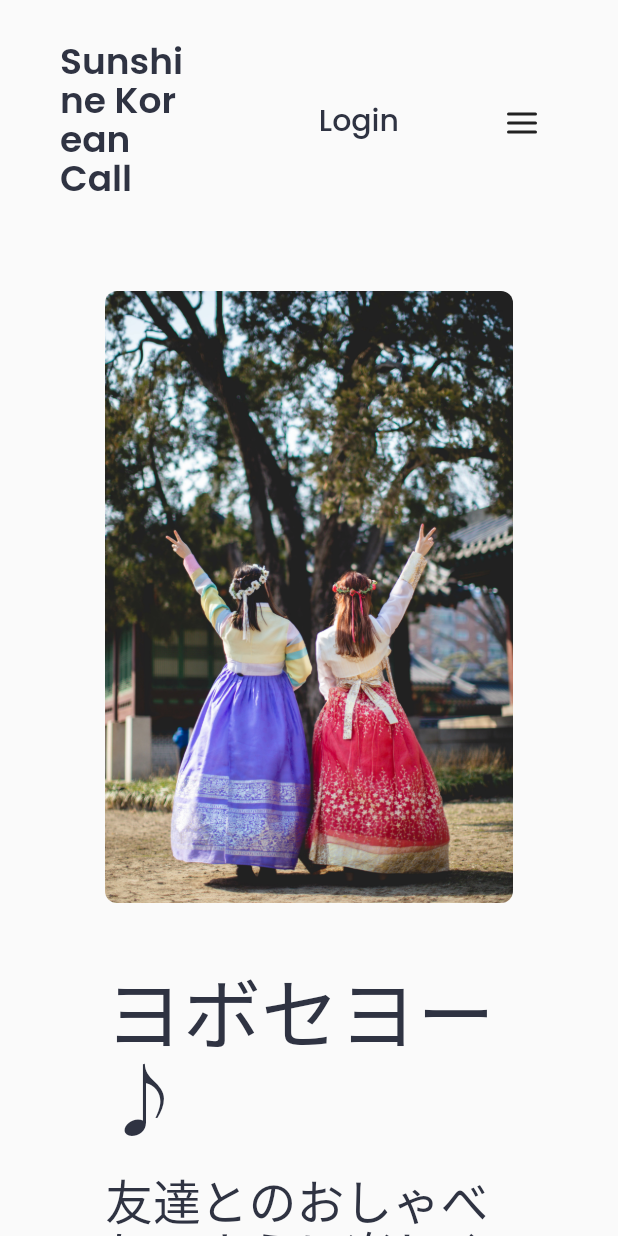
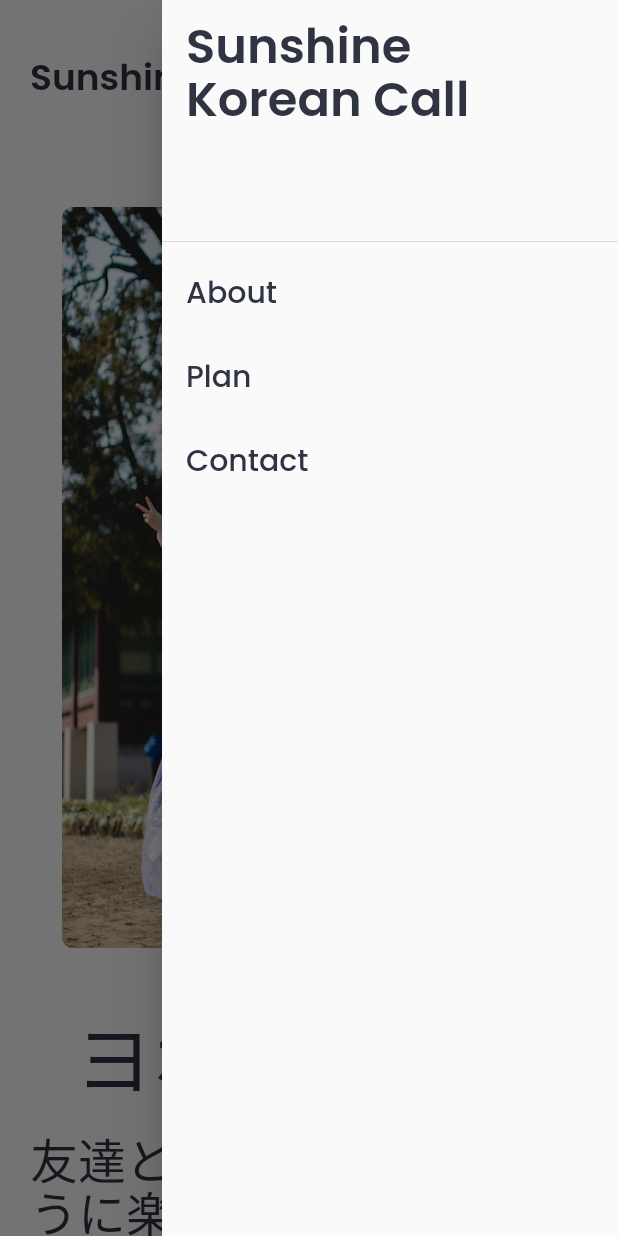
Before and after one commit to shinytruth/sunshine, a Flutter app: the screen it shows after launch, after a tap on an icon or button, on a phone screen of 412 x 824 dp. Run offline on Flutter 3.47's test engine with Material 2 defaults, Android fonts, the phone set to English and light mode, and no system bars; our stand-ins replace firebase_core, flutter_feather_icons, stacked_services, url_strategy; accounts and stored records are empty; Roboto replaces fonts that are missing (Mochiy Pop One).

Commit message:
Add Drawer, reduce image

```diff
--- a/lib/common/constant.dart
+++ b/lib/common/constant.dart
@@ -1,3 +1,4 @@
 /// constant.dart, mjbae@joara.com
 
-const SCREEN_THRESHOLD = 850.0;
+const SCREEN_THRESHOLD = 700.0;
+const horizontalPadding = 20.0;
--- /dev/null
+++ b/lib/common/image/round_asset_image.dart
@@ -0,0 +1,17 @@
+import 'package:flutter/material.dart';
+
+class RoundAssetImage extends StatelessWidget {
+  final String fileName;
+  final BorderRadius? radius;
+
+  const RoundAssetImage({Key? key, required this.fileName, this.radius})
+      : super(key: key);
+
+  @override
+  Widget build(BuildContext context) {
+    return ClipRRect(
+      borderRadius: radius ?? BorderRadius.circular(8),
+      child: Image.asset('assets/images/main-page/$fileName.jpeg'),
+    );
+  }
+}
--- a/lib/screen/home_screen.dart
+++ b/lib/screen/home_screen.dart
@@ -1,8 +1,8 @@
 import 'package:flutter/material.dart';
-import 'package:flutter_feather_icons/flutter_feather_icons.dart';
 import 'package:sunshine/common/constant.dart';
+import 'package:sunshine/common/image/round_asset_image.dart';
 import 'package:sunshine/common/theme.dart';
-import 'package:sunshine/widget/layout/margin_center_align.dart';
+import 'package:sunshine/widget/appbar/main_appbar.dart';
 import 'package:sunshine/widget/layout/responsive_container.dart';
 
 class HomesScreen extends StatefulWidget {
@@ -16,30 +16,83 @@ class _HomesScreenState extends State<HomesScreen> {
   @override
   Widget build(BuildContext context) {
     double screenWidth = MediaQuery.of(context).size.width;
-    var isNarrow = false;
-    if (screenWidth < SCREEN_THRESHOLD) {
-      isNarrow = true;
-    }
     return Scaffold(
+      endDrawer: _buildEndDrawer(),
       body: ListView(
         children: [
-          _buildAppbar(isNarrow),
+          MainAppBar(),
           _buildFirstSection(screenWidth),
           _buildPlanSection(screenWidth),
-          const SizedBox(height: 100),
-          Column(
+          _buildSecondSection()
+        ],
+      ),
+    );
+  }
+
+  Drawer _buildEndDrawer() {
+    return Drawer(
+      child: ListView(
+        padding: EdgeInsets.zero,
         children: [
-              Image.asset(
-                'assets/images/main-page/hanok.jpeg',
-                fit: BoxFit.fitWidth,
+          DrawerHeader(
+            child: Text("Sunshine Korean Call",
+                style: CustomTextTheme.poppinsSemiBold),
+          ),
+          ListTile(
+            title: Text(
+              'About',
+              style: CustomTextTheme.poppinsMedium,
+            ),
+            onTap: () {},
+          ),
+          ListTile(
+            title: Text(
+              'Plan',
+              style: CustomTextTheme.poppinsMedium,
+            ),
+            onTap: () {},
+          ),
+          ListTile(
+            title: Text(
+              'Contact',
+              style: CustomTextTheme.poppinsMedium,
+            ),
+            onTap: () {},
+          ),
+        ],
+      ),
+    );
+  }
+
+  Widget _buildSecondSection() {
+    var bannerMsg = "お家で気楽に電話しながら韓国語の会話力UP！";
+    return Container(
+      padding: const EdgeInsets.symmetric(vertical: 50.0),
+      child: ResponsiveContainer(
+        wide: Column(
+          children: [
+            const RoundAssetImage(
+              fileName: 'hanok',
             ),
             const SizedBox(height: 200),
-              Text("お家で気楽に電話しながら韓国語の会話力UP！",
-                  style: CustomTextTheme.mochiPopOneHuge),
+            Text(bannerMsg, style: CustomTextTheme.mochiPopOneHuge),
             const SizedBox(height: 200),
           ],
-          )
+        ),
+        narrow: Column(
+          children: [
+            const RoundAssetImage(
+              radius: BorderRadius.zero,
+              fileName: 'hanok',
+            ),
+            const SizedBox(height: 200),
+            Padding(
+                padding:
+                    const EdgeInsets.symmetric(horizontal: horizontalPadding),
+                child: Text(bannerMsg, style: CustomTextTheme.mochiPopOneHuge)),
+            const SizedBox(height: 200),
           ],
+        ),
       ),
     );
   }
@@ -57,7 +110,8 @@ class _HomesScreenState extends State<HomesScreen> {
     const mediumPadding = SizedBox(height: 50);
     const smallPadding = SizedBox(height: 30);
     return Container(
-        padding: const EdgeInsets.symmetric(vertical: 30.0, horizontal: 70.0),
+        padding: const EdgeInsets.symmetric(
+            vertical: 30.0, horizontal: horizontalPadding),
         child: ResponsiveContainer(
           narrow: Column(children: [
             Text(subMsg1, style: CustomTextTheme.mplus1RegularLarge),
@@ -74,6 +128,7 @@ class _HomesScreenState extends State<HomesScreen> {
             _buildPlanCard(screenWidth, "valorant", planTitleC, planDescC, .9),
           ]),
           wide: Row(
+            mainAxisAlignment: MainAxisAlignment.center,
             children: [
               SizedBox(
                 width: (screenWidth * .3),
@@ -88,18 +143,14 @@ class _HomesScreenState extends State<HomesScreen> {
                   ],
                 ),
               ),
-              Expanded(
+              Flexible(
                 child: Column(
                   children: [
-                    Row(
-                      mainAxisAlignment: MainAxisAlignment.spaceEvenly,
-                      children: [
-                        _buildPlanCard(screenWidth, "conversation", planTitleA,
-                            planDescA, .2),
+                    _buildPlanCard(
+                        screenWidth, "conversation", planTitleA, planDescA, .2),
+                    smallPadding,
                     _buildPlanCard(
                         screenWidth, "traffic", planTitleB, planDescB, .2),
-                      ],
-                    ),
                     smallPadding,
                     _buildPlanCard(
                         screenWidth, "valorant", planTitleC, planDescC, .2),
@@ -117,7 +168,7 @@ class _HomesScreenState extends State<HomesScreen> {
       width: (screenWidth * ratio),
       child: Column(
         children: [
-          _buildClipRRect(imageName),
+          RoundAssetImage(fileName: imageName),
           const SizedBox(height: 15),
           Text(title, style: CustomTextTheme.mplus1Regular),
           const SizedBox(height: 15),
@@ -134,10 +185,15 @@ class _HomesScreenState extends State<HomesScreen> {
     var subMsg2 =
         "実際に韓国人とおしゃべりしたーい！と思ってませんか\n\n友達とのおしゃべりのように楽しく始まる韓国語会話\n\n日常の話、自分が好きな主題からビジネスで役立つ表現まで選択できます！";
     return Container(
-        padding: const EdgeInsets.symmetric(vertical: 30.0, horizontal: 70.0),
+        padding: const EdgeInsets.symmetric(
+            vertical: 30.0, horizontal: horizontalPadding),
         child: ResponsiveContainer(
           narrow: Column(children: [
-            SizedBox(width: (screenWidth * .8), child: buildHanbokImage),
+            SizedBox(
+                width: (screenWidth * .8),
+                child: const RoundAssetImage(
+                  fileName: 'hanbok',
+                )),
             const SizedBox(height: 50),
             Column(
               crossAxisAlignment: CrossAxisAlignment.center,
@@ -146,7 +202,9 @@ class _HomesScreenState extends State<HomesScreen> {
                 const SizedBox(height: 20),
                 Text(mainMsg2, style: CustomTextTheme.mochiPopOne),
                 const SizedBox(height: 100),
-                callingWomanImage,
+                const RoundAssetImage(
+                  fileName: 'calling_woman',
+                ),
                 const SizedBox(height: 50),
                 Text(subMsg1, style: CustomTextTheme.mplus1Regular),
                 const SizedBox(height: 30),
@@ -158,7 +216,11 @@ class _HomesScreenState extends State<HomesScreen> {
             children: [
               Column(
                 children: [
-                  SizedBox(width: (screenWidth / 3.2), child: buildHanbokImage),
+                  SizedBox(
+                      width: (screenWidth / 3.2),
+                      child: const RoundAssetImage(
+                        fileName: 'hanbok',
+                      )),
                   const SizedBox(height: 200),
                 ],
               ),
@@ -174,7 +236,10 @@ class _HomesScreenState extends State<HomesScreen> {
                     Row(
                       children: [
                         SizedBox(
-                            width: (screenWidth / 6), child: callingWomanImage),
+                            width: (screenWidth / 6),
+                            child: const RoundAssetImage(
+                              fileName: 'calling_woman',
+                            )),
                         const SizedBox(width: 50),
                         Expanded(
                           child: Column(
@@ -197,67 +262,4 @@ class _HomesScreenState extends State<HomesScreen> {
           ),
         ));
   }
-
-  MarginCenterAlign _buildAppbar(bool isNarrow) {
-    return MarginCenterAlign(
-      color: Colors.transparent,
-      child: Container(
-        padding: const EdgeInsets.symmetric(vertical: 30),
-        child: Row(
-          children: [
-            Flexible(
-              child: Text("Sunshine Korean Call",
-                  style: isNarrow
-                      ? CustomTextTheme.poppinsSemiBoldSmaller
-                      : CustomTextTheme.poppinsSemiBold),
-            ),
-            if (!isNarrow)
-              Expanded(
-                child: Row(
-                  children: [
-                    const SizedBox(width: 50),
-                    TextButton(
-                        onPressed: () {},
-                        child: Text("About",
-                            style: CustomTextTheme.poppinsMedium)),
-                    TextButton(
-                        onPressed: () {},
-                        child:
-                            Text("Plan", style: CustomTextTheme.poppinsMedium)),
-                    TextButton(
-                        onPressed: () {},
-                        child: Text("Contact",
-                            style: CustomTextTheme.poppinsMedium)),
-                  ],
-                ),
-              ),
-            const Spacer(),
-            TextButton(
-                onPressed: () {},
-                child: Text("Login", style: CustomTextTheme.poppinsMedium)),
-            if (isNarrow)
-              Row(
-                mainAxisSize: MainAxisSize.min,
-                children: [
-                  const SizedBox(width: 50),
-                  IconButton(
-                      onPressed: () {}, icon: const Icon(FeatherIcons.menu)),
-                ],
-              ),
-          ],
-        ),
-      ),
-    );
 }
-
-  ClipRRect get buildHanbokImage => _buildClipRRect('hanbok');
-
-  ClipRRect get callingWomanImage => _buildClipRRect('calling_woman');
-
-  ClipRRect _buildClipRRect(name) {
-    return ClipRRect(
-      borderRadius: BorderRadius.circular(8),
-      child: Image.asset('assets/images/main-page/${name}.jpeg'),
-    );
-  }
-}
--- /dev/null
+++ b/lib/widget/appbar/main_appbar.dart
@@ -0,0 +1,69 @@
+import 'package:flutter/material.dart';
+import 'package:flutter_feather_icons/flutter_feather_icons.dart';
+import 'package:sunshine/common/constant.dart';
+import 'package:sunshine/common/theme.dart';
+import 'package:sunshine/widget/layout/responsive_container.dart';
+
+class MainAppBar extends StatelessWidget {
+  const MainAppBar({Key? key}) : super(key: key);
+
+  @override
+  Widget build(BuildContext context) {
+    double screenWidth = MediaQuery.of(context).size.width;
+    var isNarrow = false;
+    if (screenWidth < SCREEN_THRESHOLD) {
+      isNarrow = true;
+    }
+    return Container(
+      padding: const EdgeInsets.symmetric(
+          vertical: 30, horizontal: horizontalPadding),
+      child: ResponsiveContainer(
+        narrow: Row(
+          children: [
+            Text("Sunshine Korean Call",
+                style: isNarrow
+                    ? CustomTextTheme.poppinsSemiBoldSmaller
+                    : CustomTextTheme.poppinsSemiBold),
+            const Spacer(),
+            IconButton(
+                onPressed: () {
+                  Scaffold.of(context).openEndDrawer();
+                },
+                icon: const Icon(FeatherIcons.menu)),
+          ],
+        ),
+        wide: Row(
+          children: [
+            Text("Sunshine Korean Call",
+                style: isNarrow
+                    ? CustomTextTheme.poppinsSemiBoldSmaller
+                    : CustomTextTheme.poppinsSemiBold),
+            Expanded(
+              child: Row(
+                children: [
+                  const SizedBox(width: 50),
+                  TextButton(
+                      onPressed: () {},
+                      child:
+                          Text("About", style: CustomTextTheme.poppinsMedium)),
+                  TextButton(
+                      onPressed: () {},
+                      child:
+                          Text("Plan", style: CustomTextTheme.poppinsMedium)),
+                  TextButton(
+                      onPressed: () {},
+                      child: Text("Contact",
+                          style: CustomTextTheme.poppinsMedium)),
+                ],
+              ),
+            ),
+            const Spacer(),
+            TextButton(
+                onPressed: () {},
+                child: Text("Login", style: CustomTextTheme.poppinsMedium)),
+          ],
+        ),
+      ),
+    );
+  }
+}
--- a/lib/widget/layout/margin_center_align.dart
+++ b/lib/widget/layout/margin_center_align.dart
@@ -1,4 +1,5 @@
 import 'package:flutter/material.dart';
+import 'package:sunshine/common/constant.dart';
 
 class MarginCenterAlign extends StatelessWidget {
   final Widget child;
@@ -21,15 +22,13 @@ class MarginCenterAlign extends StatelessWidget {
   @override
   Widget build(BuildContext context) {
     return LayoutBuilder(builder: (context, constraint) {
-      // bool isNarrow = constraint.maxWidth < MAX_SCREEN_WIDTH;
-      // var maxScreenWidth = isNarrow ? constraint.maxWidth : MAX_SCREEN_WIDTH;
-      // maxScreenWidth = maxScreenWidth - horizontalPadding * 2;
-      var maxScreenWidth = constraint.maxWidth - horizontalPadding * 2;
-      var maxWidth2 = width ?? maxScreenWidth;
+      bool isNarrow = constraint.maxWidth < SCREEN_THRESHOLD;
+      var maxScreenWidth = isNarrow ? constraint.maxWidth : SCREEN_THRESHOLD;
+      maxScreenWidth = maxScreenWidth - horizontalPadding * 2;
       return Container(
         alignment: alignment ?? Alignment.center,
         child: ConstrainedBox(
-          constraints: BoxConstraints(maxWidth: maxWidth2),
+          constraints: BoxConstraints(maxWidth: maxScreenWidth),
           child: Container(color: color, child: child),
         ),
       );
```
Also changed, not shown: assets/images/main-page/calling_woman.jpeg, assets/images/main-page/hanbok.jpeg, assets/images/main-page/traffic.jpeg, 1 other file. Lines whose indentation alone changed are shown as unchanged.
